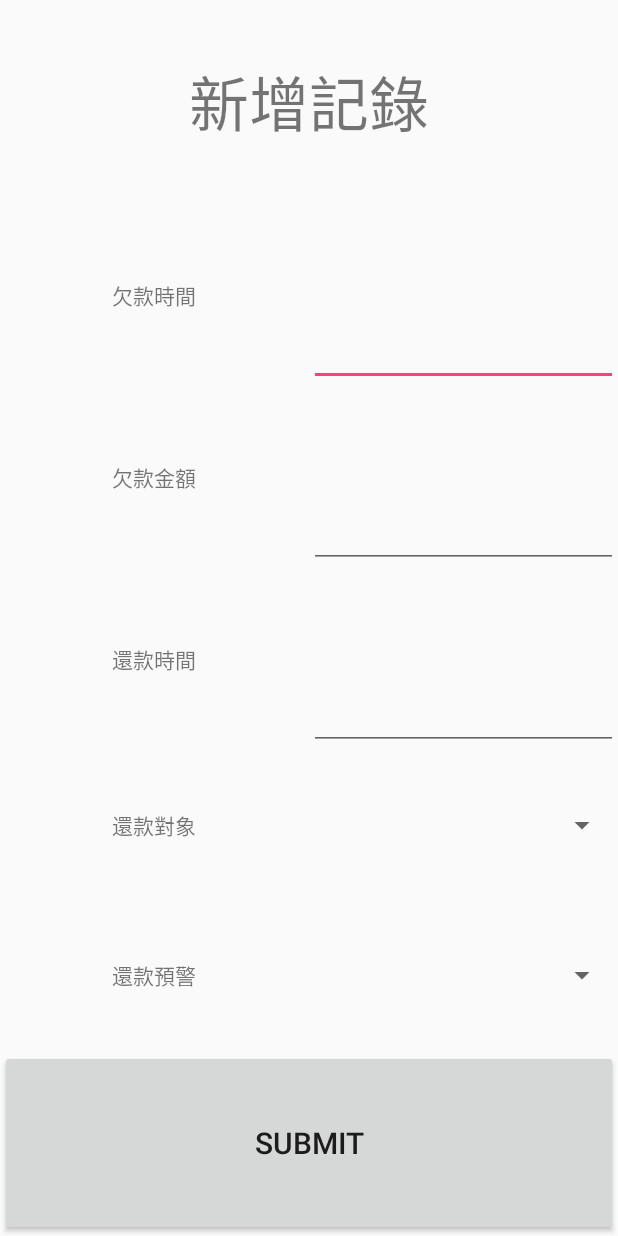
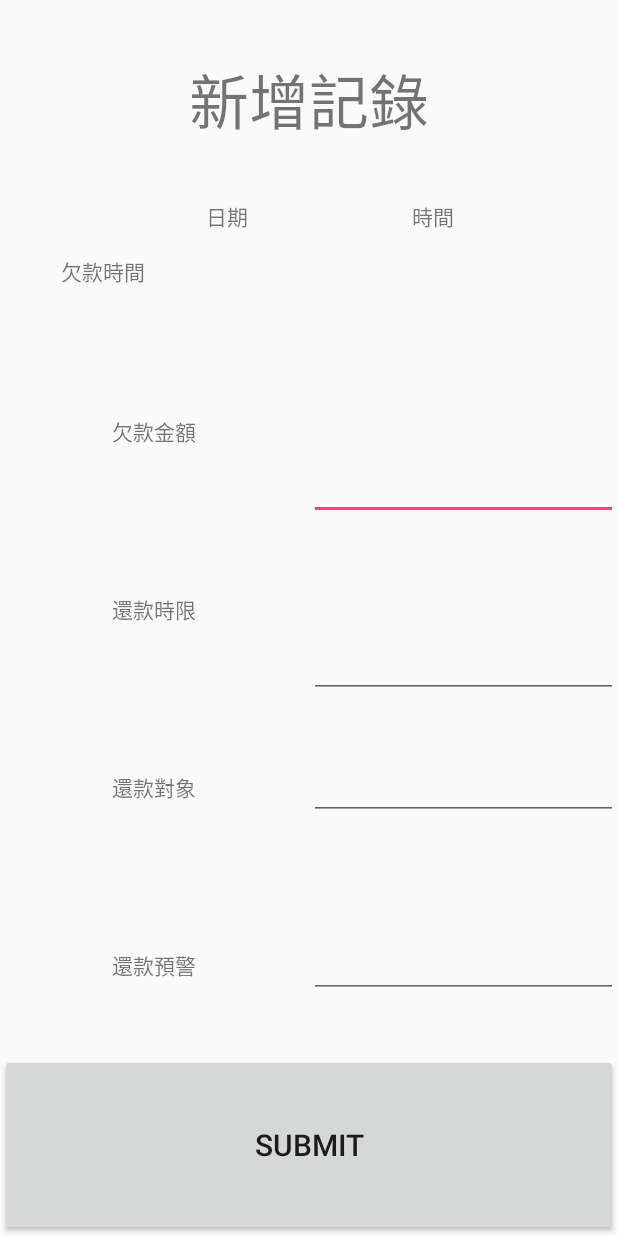
Before and after one commit to CodeMercs/good-classmate, an Android app: the screen it shows after launch (Main2Activity), after a tap on "INSERT", on a phone screen of 412 x 824 dp. Run offline under Robolectric (Android 15) with nearby library versions, the phone set to English and light mode, and no system bars.

Commit message:
Upload Func

```diff
--- a/GoodClassmate/app/src/main/java/com/gcm/haoye/goodclassmate/MainActivity.java
+++ b/GoodClassmate/app/src/main/java/com/gcm/haoye/goodclassmate/MainActivity.java
@@ -2,11 +2,13 @@ package com.gcm.haoye.goodclassmate;
 
 import android.app.Activity;
 import android.app.ListActivity;
+import android.content.Context;
 import android.content.Intent;
 import android.content.pm.ActivityInfo;
 import android.os.Bundle;
 import android.view.View;
 import android.widget.ArrayAdapter;
+import android.widget.BaseAdapter;
 import android.widget.Button;
 import android.widget.ListView;
 import android.widget.SimpleAdapter;
@@ -16,10 +18,12 @@ import java.util.Random;
 
 
 public class MainActivity extends ListActivity {
+    public static final int REQUESTCODE = 123;
+    private static final String BUNDLEID = "commit";
     protected Button insertbtnobj, clsbtnobj;
-    protected ListView reloglvobj;
+    private Context context;
     private CommentsDataSource datasource;
-
+    private MyAdapter adapter;
 
     @Override
     protected void onCreate(Bundle savedInstanceState) {
@@ -31,7 +35,7 @@ public class MainActivity extends ListActivity {
 
     private View.OnClickListener ClsBtn = new View.OnClickListener(){
         public void onClick(View v){
-            MainActivity.this.onDestory();
+
         }
     };
 
@@ -40,10 +44,20 @@ public class MainActivity extends ListActivity {
 
             Intent IntentObj = new Intent();
             IntentObj.setClass(MainActivity.this, Main2Activity.class);
-            MainActivity.this.startActivity(IntentObj);
-            MainActivity.this.finish();
+            MainActivity.this.startActivityForResult(IntentObj,REQUESTCODE);
+
         }
     };
+
+    @Override
+    protected void onActivityResult(int requestCode, int resultCode, Intent data) {
+        super.onActivityResult(requestCode, resultCode, data);
+        if(requestCode == REQUESTCODE){
+             adapter.list = datasource.getAllComments();
+             adapter.notifyDataSetChanged();
+        }
+
+    }
 
     protected void setReqOrientationFunc() {
         /* 設定螢幕不隨手機旋轉 */
@@ -52,7 +66,7 @@ public class MainActivity extends ListActivity {
         setRequestedOrientation(ActivityInfo.SCREEN_ORIENTATION_PORTRAIT);
     }
     protected void findViews() {
-
+        this.context = this;
         insertbtnobj = findViewById(R.id.insertbtn);
         clsbtnobj = findViewById(R.id.clsbtn);
 
@@ -64,19 +78,15 @@ public class MainActivity extends ListActivity {
         datasource.open();
 
         List<Comment> values = datasource.getAllComments();
+        if(values != null) {
+        /* use the SimpleCursorAdapter to show the elements in a ListView */
+            adapter = new MyAdapter(context,values);
 
-        /* use the SimpleCursorAdapter to show the elements in a ListView */
-        ArrayAdapter<Comment> adapter = new ArrayAdapter<Comment>(this,
-                R.layout.test, values);
-         setListAdapter(adapter);
-
+            setListAdapter(adapter);
+        }
 
     }
 
-    private void onDestory() {
-        super.onDestroy();
-        System.exit(0);
-    }
 
 
     @Override
@@ -87,7 +97,6 @@ public class MainActivity extends ListActivity {
 
     @Override
     protected void onPause() {
-        datasource.close();
         super.onPause();
     }
 }
--- a/GoodClassmate/app/src/main/java/com/gcm/haoye/goodclassmate/MySQLiteHelper.java
+++ b/GoodClassmate/app/src/main/java/com/gcm/haoye/goodclassmate/MySQLiteHelper.java
@@ -11,17 +11,26 @@ import android.util.Log;
 public class MySQLiteHelper extends SQLiteOpenHelper {
 
     public static final String TABLE_COMMENTS = "comments";
-    public static final String COLUMN_ID = "_id";
-    public static final String COLUMN_COMMENT = "comment";
+    public static final String COLUMN_LIST_ID = "list_id";
+    public static final String COLUMN_MONEY = "money";
+    public static final String COLUMN_NAME = "name";
+    public static final String COLUMN_DATAEND = "dataend";
+    public static final String COLUMN_DATASTART = "datastart";
+    public static final String COLUMN_WEDT = "wedt";
 
     private static final String DATABASE_NAME = "commments.db";
     private static final int DATABASE_VERSION = 3;
 
     // Database creation sql statement
     private static final String DATABASE_CREATE = "create table "
-            + TABLE_COMMENTS + "(" + COLUMN_ID
-            + " integer primary key autoincrement, " + COLUMN_COMMENT
-            + " text not null);";
+            + TABLE_COMMENTS + "("
+            + COLUMN_LIST_ID + " integer primary key autoincrement, "
+            + COLUMN_NAME + " text not null,"
+            + COLUMN_MONEY + " integer not null,"
+            + COLUMN_DATAEND + " text not null,"
+            + COLUMN_DATASTART + " text not null,"
+            + COLUMN_WEDT + " text not null"
+            + ");";
 
     public MySQLiteHelper(Context context) {
         super(context, DATABASE_NAME, null, DATABASE_VERSION);
--- a/GoodClassmate/app/src/main/res/layout/activity_main2.xml
+++ b/GoodClassmate/app/src/main/res/layout/activity_main2.xml
@@ -34,13 +34,22 @@
                 android:layout_weight="1"
                 android:gravity="center"/>
 
-            <EditText
-                android:id="@+id/staet"
+            <TextView
+                android:id="@+id/startDate_TextView"
                 android:layout_width="match_parent"
                 android:layout_height="match_parent"
                 android:layout_weight="1"
                 android:ems="10"
-                android:inputType="date" />
+                android:text="日期"
+                android:clickable="true"/>
+            <TextView
+                android:id="@+id/startTime_TextView"
+                android:layout_width="match_parent"
+                android:layout_height="match_parent"
+                android:layout_weight="1"
+                android:text="時間"
+                android:ems="10"
+                android:clickable="true"/>
 
         </LinearLayout>
         <LinearLayout
@@ -57,7 +66,7 @@
                 android:gravity="center"/>
 
             <EditText
-                android:id="@+id/moneyet"
+                android:id="@+id/money_EditText"
                 android:layout_width="match_parent"
                 android:layout_height="match_parent"
                 android:layout_weight="1"
@@ -75,17 +84,17 @@
             <TextView
                 android:layout_width="match_parent"
                 android:layout_height="match_parent"
-                android:text="還款時間"
+                android:text="還款時限"
                 android:layout_weight="1"
                 android:gravity="center"/>
 
             <EditText
-                android:id="@+id/endet"
+                android:id="@+id/dataend_EditText"
                 android:layout_width="match_parent"
                 android:layout_height="match_parent"
                 android:layout_weight="1"
                 android:ems="10"
-                android:inputType="date" />
+                android:inputType="number" />
 
         </LinearLayout>
         <LinearLayout
@@ -101,13 +110,16 @@
                 android:layout_weight="1"
                 android:gravity="center"/>
 
-            <Spinner
-                android:id="@+id/mansper"
+            <EditText
+                android:id="@+id/user_EditText"
                 android:layout_width="match_parent"
-                android:layout_height="match_parent"
-                android:layout_weight="1" />
+                android:layout_height="wrap_content"
+                android:layout_weight="1"
+                android:ems="10"
+                android:inputType="text" />
 
         </LinearLayout>
+
         <LinearLayout
             android:layout_weight="1"
             android:layout_width="match_parent"
@@ -121,13 +133,16 @@
                 android:layout_weight="1"
                 android:gravity="center"/>
 
-            <Spinner
-                android:id="@+id/timesper"
+            <EditText
+                android:id="@+id/warning_EditText"
                 android:layout_width="match_parent"
-                android:layout_height="match_parent"
-                android:layout_weight="1" />
+                android:layout_height="wrap_content"
+                android:layout_weight="1"
+                android:ems="10"
+                android:inputType="number" />
 
         </LinearLayout>
+
         <Button
             android:id="@+id/submitbtn"
             android:layout_weight="1"
```
Also changed, not shown: GoodClassmate/app/src/main/java/com/gcm/haoye/goodclassmate/Comment.java (+56 -14 lines), GoodClassmate/app/src/main/java/com/gcm/haoye/goodclassmate/CommentsDataSource.java (+31 -20 lines), GoodClassmate/app/src/main/java/com/gcm/haoye/goodclassmate/Main2Activity.java (+120 -5 lines), GoodClassmate/app/src/main/java/com/gcm/haoye/goodclassmate/MyAdapter.java (added, +67 -0 lines), GoodClassmate/app/src/main/res/layout/test.xml (+13 -6 lines).
